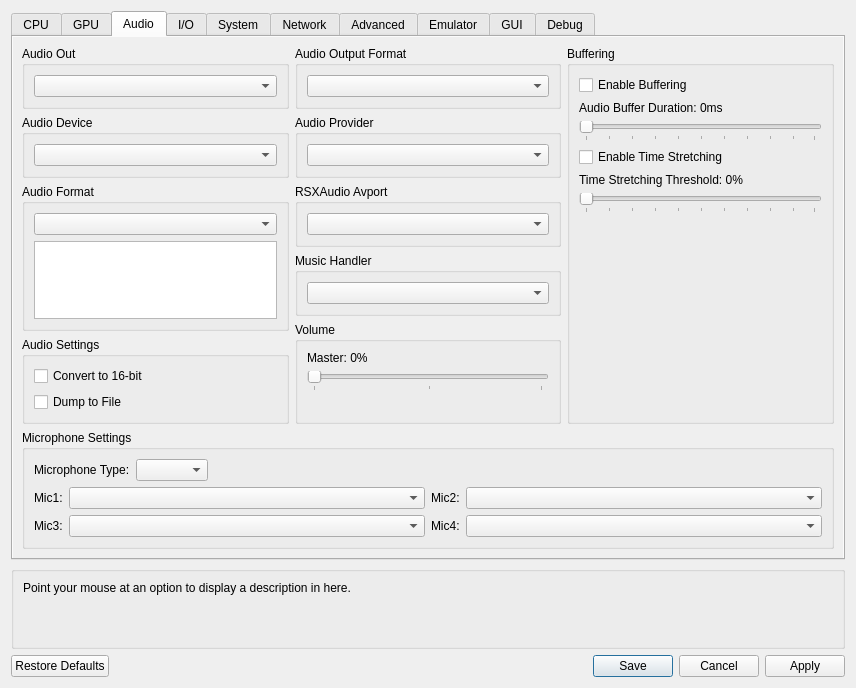
Old version of the form rpcs3/rpcs3qt/settings_dialog.ui in the repository RPCS3/rpcs3.
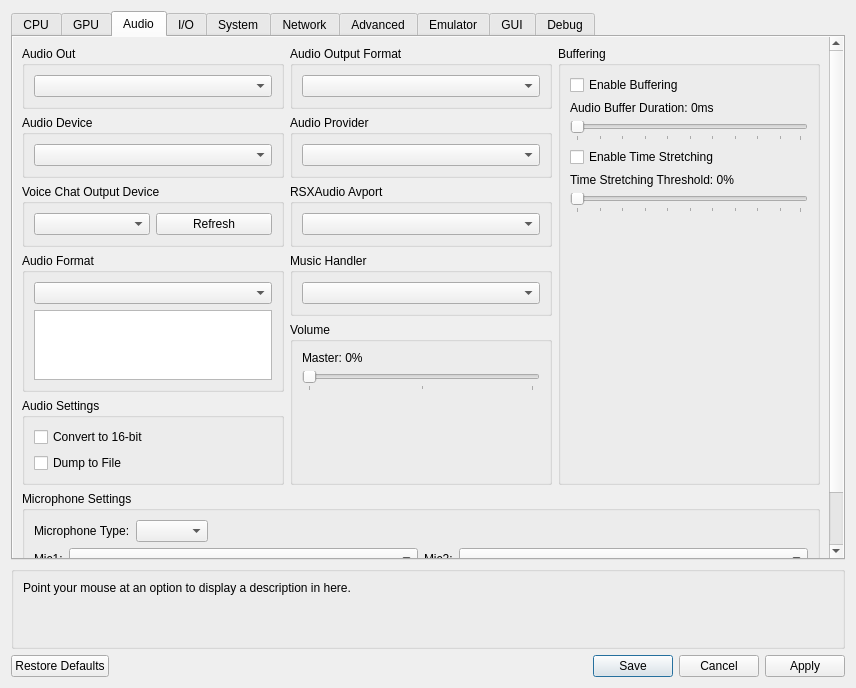
New version of the form. The open tabs and pages were chosen to show the change. Icons and pictures are not drawn. Custom widgets are drawn as their Qt base class.

Commit message: cellVoice: add live voice chat output device selection

Patch:
```diff
--- a/rpcs3/rpcs3qt/settings_dialog.ui
+++ b/rpcs3/rpcs3qt/settings_dialog.ui
@@ -1097,6 +1097,25 @@
                  </layout>
                 </widget>
                </item>
+               <item>
+                <widget class="QGroupBox" name="gb_voice_output_device">
+                 <property name="title">
+                  <string>Voice Chat Output Device</string>
+                 </property>
+                 <layout class="QHBoxLayout" name="gb_voice_output_device_layout">
+                  <item>
+                   <widget class="QComboBox" name="voiceOutputDeviceBox"/>
+                  </item>
+                  <item>
+                   <widget class="QPushButton" name="refreshVoiceOutputDevices">
+                    <property name="text">
+                     <string>Refresh</string>
+                    </property>
+                   </widget>
+                  </item>
+                 </layout>
+                </widget>
+               </item>
                <item>
                 <widget class="QGroupBox" name="gb_audio_format">
                  <property name="title">
```
The commit also changes 7 other files.
